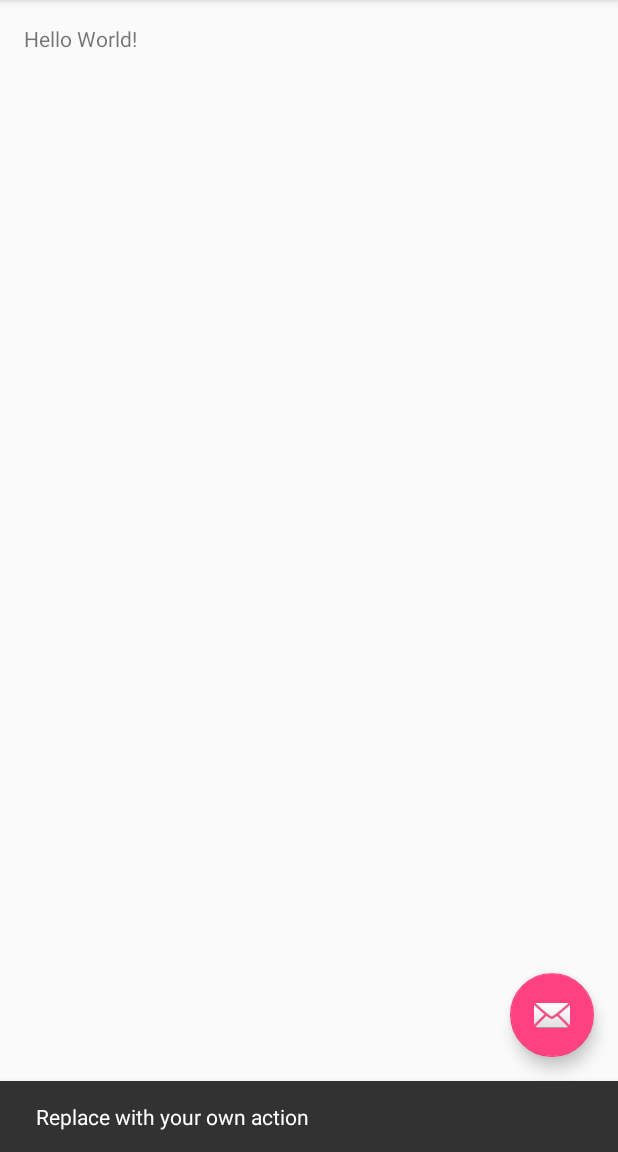
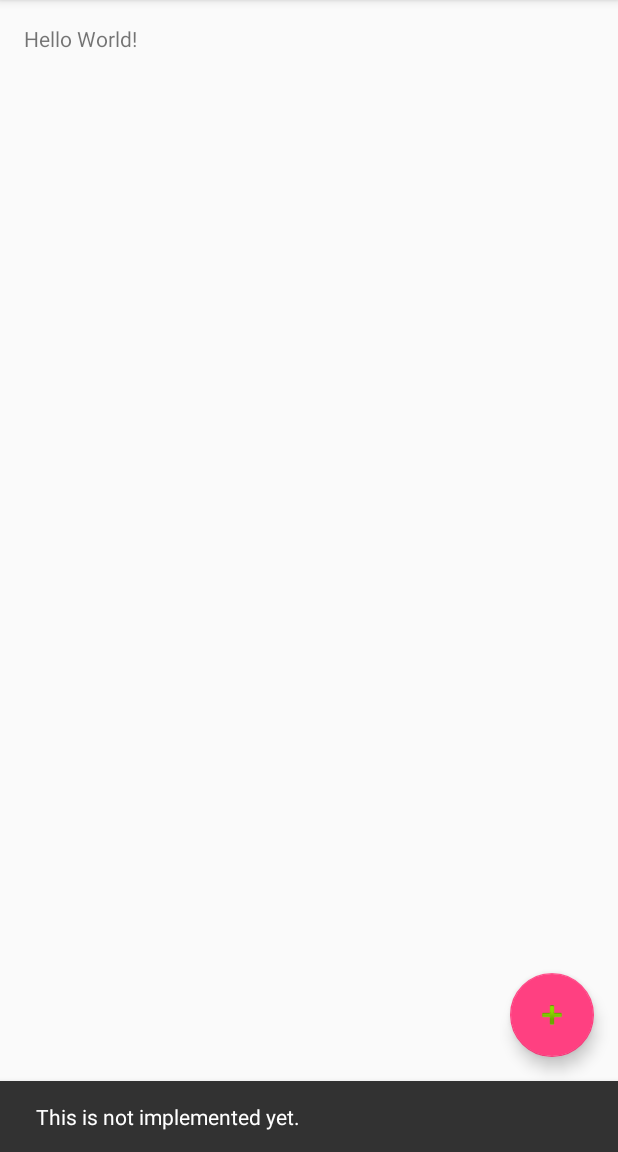
Before and after one commit to kungfux/business-accounting-android, an Android app: the screen it shows after launch (MainActivity), after a tap on an icon or button, on a phone screen of 412 x 824 dp, the part 84-1236 px from its top. Run offline under Robolectric (Android 15) with nearby library versions, the phone set to English and light mode, and no system bars.

Commit message:
Replaced the rest icons

```diff
--- a/BusinessAccounting/app/src/main/java/io/github/kungfux/businessaccounting/MainActivity.java
+++ b/BusinessAccounting/app/src/main/java/io/github/kungfux/businessaccounting/MainActivity.java
@@ -28,7 +28,7 @@ public class MainActivity extends AppCompatActivity
         fab.setOnClickListener(new View.OnClickListener() {
             @Override
             public void onClick(View view) {
-                Snackbar.make(view, "Replace with your own action", Snackbar.LENGTH_LONG)
+                Snackbar.make(view, "This is not implemented yet.", Snackbar.LENGTH_LONG)
                         .setAction("Action", null).show();
             }
         });
--- a/BusinessAccounting/app/src/main/res/layout/app_bar_main.xml
+++ b/BusinessAccounting/app/src/main/res/layout/app_bar_main.xml
@@ -29,6 +29,6 @@
         android:layout_height="wrap_content"
         android:layout_gravity="bottom|end"
         android:layout_margin="@dimen/fab_margin"
-        app:srcCompat="@android:drawable/ic_dialog_email" />
+        app:srcCompat="@android:drawable/ic_input_add" />
 
 </android.support.design.widget.CoordinatorLayout>
--- a/BusinessAccounting/app/src/main/res/layout/nav_header_main.xml
+++ b/BusinessAccounting/app/src/main/res/layout/nav_header_main.xml
@@ -17,7 +17,7 @@
         android:layout_width="wrap_content"
         android:layout_height="wrap_content"
         android:paddingTop="@dimen/nav_header_vertical_spacing"
-        app:srcCompat="@android:drawable/sym_def_app_icon" />
+        android:src="@mipmap/ic_launcher" />
 
     <TextView
         android:layout_width="match_parent"
```
